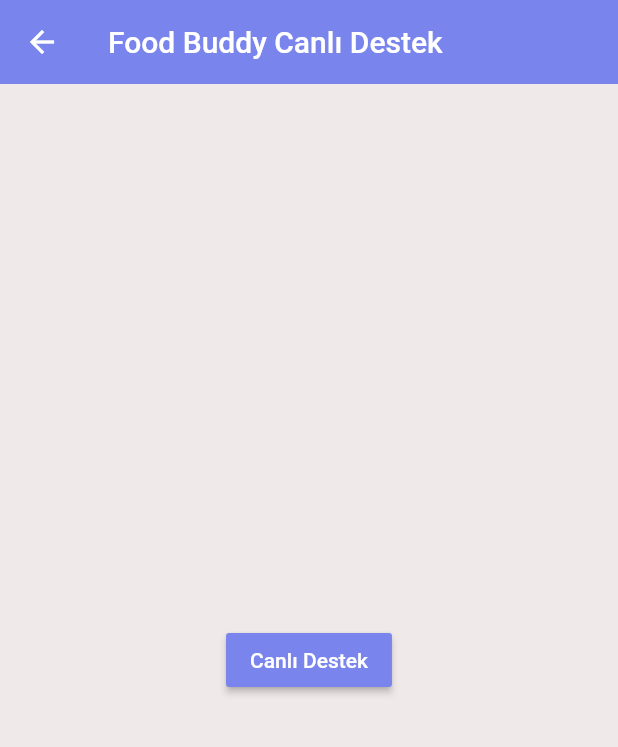
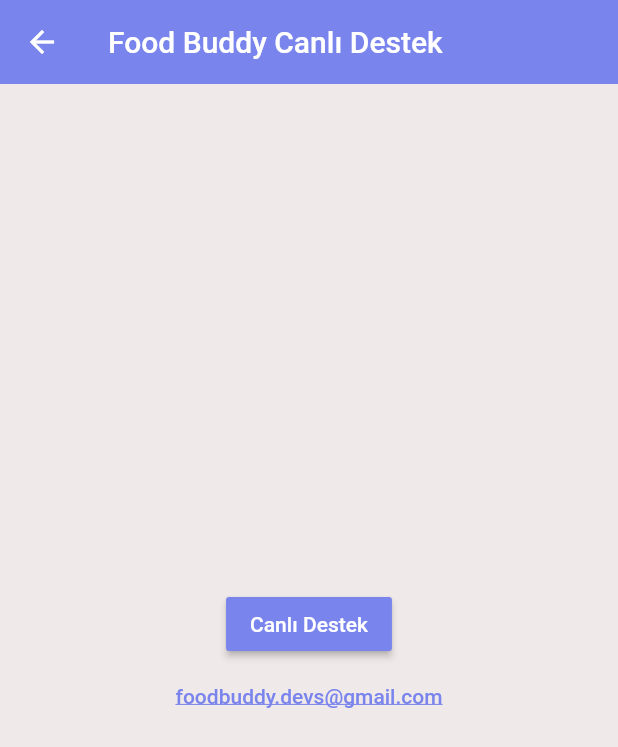
Before and after one commit to KhadijaMammadova/Food-Buddy, a Flutter app: the ContactPage screen opened directly, after a tap on "Canlı Destek", on a phone screen of 412 x 824 dp. Shown: the top 747 px of the screen. Run offline on Flutter 3.47's test engine with Material 2 defaults, Android fonts, the phone set to English and light mode, and no system bars; our stand-ins replace cloud_firestore, curved_navigation_bar, firebase_auth, firebase_core, get_it, shared_preferences; accounts and stored records are empty.

Commit message:
Tasarım düzenlemeleri yapıldı

```diff
--- a/lib/Screens/Chat/chat_screen.dart
+++ b/lib/Screens/Chat/chat_screen.dart
@@ -75,7 +75,7 @@
                 ScaffoldMessenger.of(context)
                                         .showSnackBar(SnackBar(
                                       content: Text(
-                                          "Favorilediğiniz restoranlara gidecek olan kişileri buradan bulup mesajlaşabilirsiniz."),
+                                          "Favorilediğiniz restoranlara gidecek olan kişileri buradan bulup iletişime geçebilirsiniz."),
                                       backgroundColor: Colors.grey[600],
                                     ));
                 Navigator.push(context,
--- a/lib/Screens/Homepage/restourant_card.dart
+++ b/lib/Screens/Homepage/restourant_card.dart
@@ -46,8 +46,7 @@
                                         .showSnackBar(SnackBar(
                                       content: Text(
                                           "Bu restoranı favorilerine ekleyenleri burada görebilir, iletişime geçmek için mesajlar sayfasında kullanıcı isimlerini aratabilirsiniz."),
-                                      backgroundColor: Colors.grey[600],
-                                    ));
+                                      backgroundColor: Color.fromARGB(255, 241, 201, 127)                                    ));
       Navigator.push(context,
                               MaterialPageRoute(
                                 builder: (context) {
--- a/lib/Screens/NavBar/contact.dart
+++ b/lib/Screens/NavBar/contact.dart
@@ -15,16 +15,22 @@
         elevation: 0,
       ),
       body: Center(
-        child: RaisedButton(
+        child: Column(
+          mainAxisAlignment: MainAxisAlignment.center,
+          children: [
+            RaisedButton(
               splashColor: Colors.grey,
               color: kPrimaryColor,
               onPressed: () async => await launch(
-              "https://wa.me/${905528528098}?text=Merhaba. Food Buddy canlı destek."),
+                  "https://wa.me/?text=Merhaba. Food Buddy canlı destek."),
               child: Text(
                 'Canlı Destek',
                 style: TextStyle(color: Colors.white),
               ),
             ),
+            TextButton(onPressed: () {}, child: Text('foodbuddy.devs@gmail.com', style: TextStyle(color: kPrimaryColor, decoration: TextDecoration.underline)))
+          ],
+        ),
       ),
     );
   }
--- a/lib/Screens/NavBar/feedback.dart
+++ b/lib/Screens/NavBar/feedback.dart
@@ -131,7 +131,7 @@
               padding: EdgeInsets.symmetric(
                   horizontal: _minValue * 2, vertical: _minValue * 3),
               child: Text(
-                "Food Buddy ekibi olarak fikirlerinizi ve geri bildirimlerinizi önemsiyoruz. Uygulamamızı daha iyi hale getirmek için önerilerinizi bizimle paylaşmanız çok değerli.",
+                "Food Buddy ekibi olarak fikirlerinizi ve geri bildirimlerinizi önemsiyoruz. Uygulamamızı daha iyi hale getirmek için önerilerinizi bizimle paylaşmanız çok değerli. Aşağıdaki formu doldurarak geribildirim verebilirsiniz.",
                 style: Theme.of(context).textTheme.subtitle1,
               ),
             ),
@@ -142,7 +142,7 @@
                   child: Column(
                     crossAxisAlignment: CrossAxisAlignment.start,
                     children: <Widget>[
-                      Center(child: Text("Geri bildirim", style: TextStyle(color: kPrimaryColor, fontWeight: FontWeight.bold, fontSize: 20),)),
+                      Center(child: Text("GERİ BİLDİRİM FORMU", style: TextStyle(color: kPrimaryColor, fontWeight: FontWeight.bold, fontSize: 20),)),
                       SizedBox(
                         height: _minValue * 3,
                       ),
@@ -181,7 +181,7 @@
                                     ScaffoldMessenger.of(context)
                                         .showSnackBar(SnackBar(
                                       content: Text(
-                                          "Geri bildiriminizin ekibimize ulaşması için bütün alanları doldurmanız gerekir."),
+                                          "Geri bildiriminizin eksiksiz bir şekilde ekibimize ulaşması için bütün alanları doldurmanız gerekir."),
                                       backgroundColor: Color.fromARGB(255, 231, 165, 164),
                                     ));
                                   } else {
```
Lines whose indentation alone changed are shown as unchanged.
